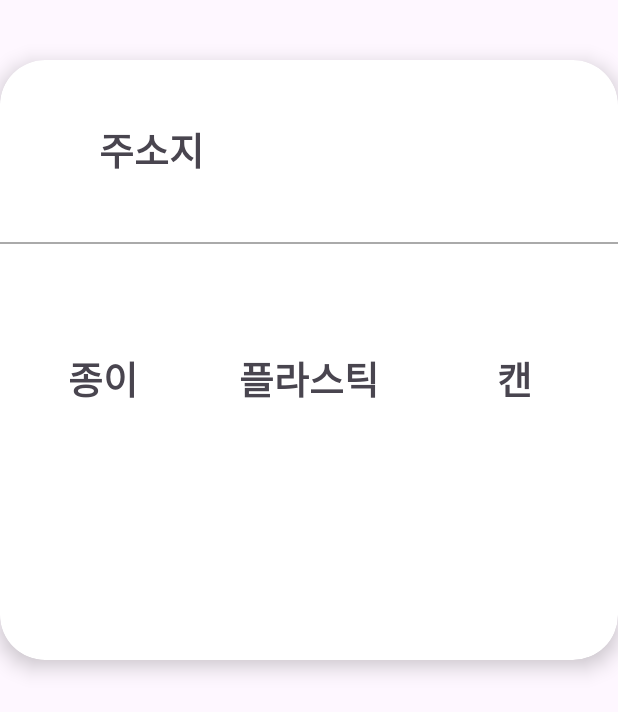
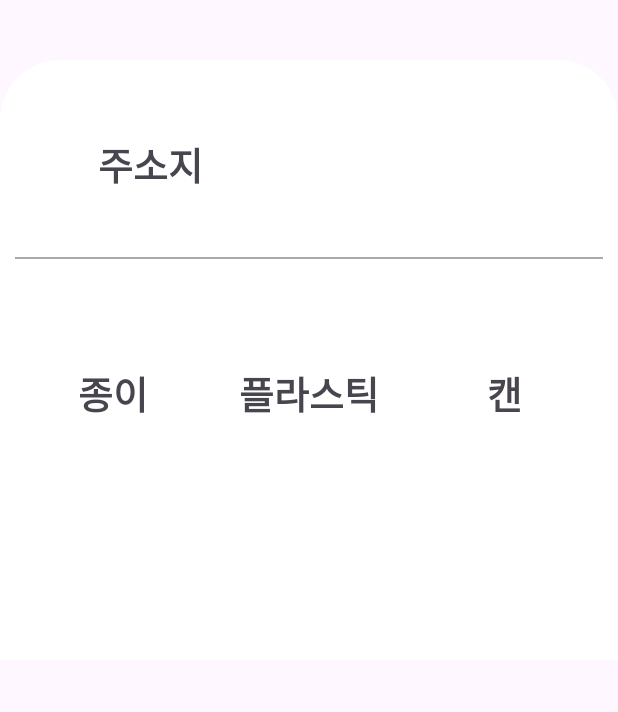
Before and after one commit to Yobunjung/Android-Studio, an Android app: the layout bottom_sheet.xml on its own in the app's theme, with its tools: preview values and no code run, on a phone screen of 412 x 824 dp. Shown: the top 712 px of the screen. Run offline under Robolectric (Android 15) with nearby library versions, the phone set to English and light mode, and no system bars.

Commit message:
Map Drag Modification

```diff
--- a/app/build.gradle.kts
+++ b/app/build.gradle.kts
@@ -39,6 +39,9 @@ android {
     buildFeatures {
         dataBinding = true
     }
+    viewBinding {
+        enable = true
+    }
 
 }
 
--- a/app/src/main/res/drawable/bottom_sheet_background.xml
+++ b/app/src/main/res/drawable/bottom_sheet_background.xml
@@ -1,4 +1,14 @@
 <shape xmlns:android="http://schemas.android.com/apk/res/android">
-    <solid android:color="#FFFFFF" />
-    <corners android:topLeftRadius="16dp" android:topRightRadius="16dp" />
+
+    <solid android:color="@color/white" />
+
+    <corners
+        android:topLeftRadius="40dp"
+        android:topRightRadius="40dp" />
+
+    <padding
+        android:left="10dp"
+        android:right="10dp"
+        android:top="10dp"
+        android:bottom="10dp" />
 </shape>
--- a/app/src/main/res/drawable/rounded_card_background.xml
+++ b/app/src/main/res/drawable/rounded_card_background.xml
@@ -1,5 +1,6 @@
 <shape xmlns:android="http://schemas.android.com/apk/res/android">
     <solid android:color="@android:color/white"/>
     <corners android:radius="16dp"/>
-    <stroke android:width="1dp" android:color="@android:color/darker_gray"/>
+    <stroke android:width="1dp"
+        android:color="@android:color/darker_gray"/>
 </shape>
--- a/app/src/main/res/layout/bottom_sheet.xml
+++ b/app/src/main/res/layout/bottom_sheet.xml
@@ -1,14 +1,14 @@
-<?xml version="1.0" encoding="utf-8"?>
-<!-- res/layout/bottom_sheet.xml -->
-<androidx.cardview.widget.CardView xmlns:android="http://schemas.android.com/apk/res/android"
+<FrameLayout
+    xmlns:android="http://schemas.android.com/apk/res/android"
     xmlns:app="http://schemas.android.com/apk/res-auto"
     android:layout_width="match_parent"
     android:layout_height="400dp"
     android:layout_marginTop="40dp"
     android:layout_marginBottom="20dp"
-    android:background="@drawable/background_bottom_sheet"
-    app:cardCornerRadius="30dp"
-    app:cardElevation="8dp">
+    android:id="@+id/bottom_sheet"
+    android:background="@drawable/bottom_sheet_background"
+    app:behavior_hideable="true"
+    app:behavior_peekHeight="50dp">
 
     <!-- 내용 전체를 감싸는 RelativeLayout -->
     <RelativeLayout
@@ -21,7 +21,7 @@
             android:layout_height="wrap_content"
             android:layout_alignParentStart="true"
             android:layout_alignParentTop="true"
-            android:layout_marginStart="66dp"
+            android:layout_marginStart="55dp"
             android:layout_marginTop="40dp"
             android:layout_marginEnd="8dp"
             android:text="@string/address_label"
@@ -157,4 +157,4 @@
             </LinearLayout>
         </LinearLayout>
     </RelativeLayout>
-</androidx.cardview.widget.CardView>
+</FrameLayout>
--- a/app/src/main/res/layout/fragment_map.xml
+++ b/app/src/main/res/layout/fragment_map.xml
@@ -1,5 +1,6 @@
 <?xml version="1.0" encoding="utf-8"?>
-<layout xmlns:android="http://schemas.android.com/apk/res/android"
+<layout
+    xmlns:android="http://schemas.android.com/apk/res/android"
     xmlns:app="http://schemas.android.com/apk/res-auto"
     xmlns:tools="http://schemas.android.com/tools">
 
@@ -23,7 +24,7 @@
             android:layout_width="match_parent"
             android:layout_height="wrap_content"
             android:layout_gravity="bottom"
-            app:layout_behavior="com.google.android.material.bottomsheet.BottomSheetBehavior" />
+            app:layout_behavior="com.google.android.material.bottomsheet.BottomSheetBehavior"/>
 
     </androidx.coordinatorlayout.widget.CoordinatorLayout>
 
```
Also changed, not shown: app/src/main/java/com/eseul/yobunjeong/fragment/MapFragment.kt (+41 -6 lines), app/src/main/java/com/eseul/yobunjeong/fragment/QrCodeFragment.kt (+8 -5 lines), app/src/main/java/com/eseul/yobunjeong/fragment/ResultFragment.kt (+1 -14 lines), app/src/main/res/layout/fragment_result.xml (+0 -8 lines).
